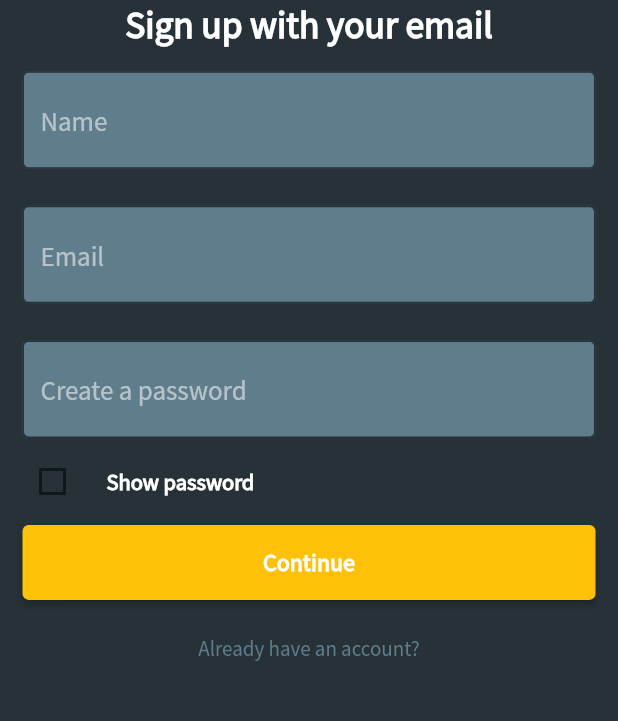
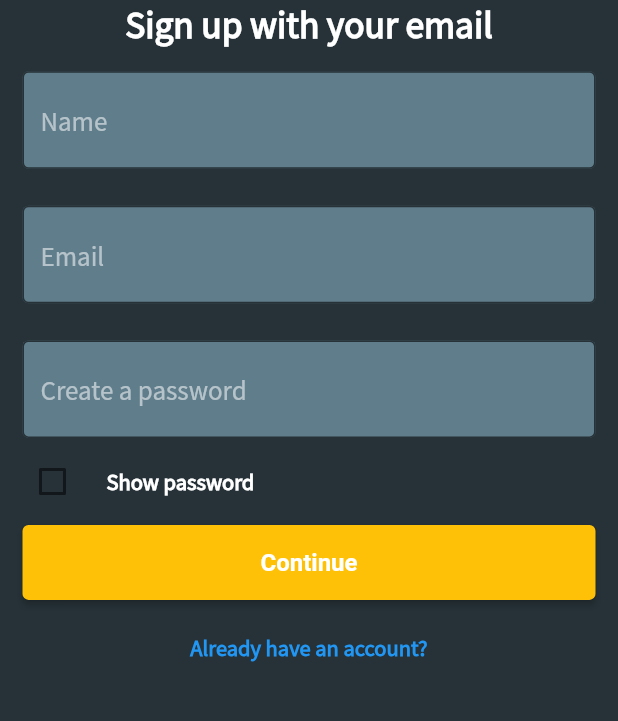
Before and after one commit to krshnknsr21/PrimeVideoClone, a Flutter app: the screen it shows after launch, on a phone screen of 412 x 824 dp, the part 150-871 px from its top. Run offline on Flutter 3.47's test engine with Material 2 defaults, Android fonts, the phone set to English and light mode, and no system bars.

Commit message:
Update signUpPage.dart

```diff
--- a/lib/Screens/signUpPage.dart
+++ b/lib/Screens/signUpPage.dart
@@ -161,7 +161,6 @@ class _SignupState extends State<Signup> {
                   title: const Text(
                     "Show password",
                     style: TextStyle(
-                      fontFamily: "SourceSansPro",
                       fontSize: 15,
                       fontWeight: FontWeight.bold,
                       color: Colors.white,
@@ -191,7 +190,6 @@ class _SignupState extends State<Signup> {
                           child: Text(
                             'Continue',
                             style: TextStyle(
-                              fontFamily: "SourceSansPro",
                               fontSize: 16.0,
                               fontWeight: FontWeight.bold,
                             ),
@@ -210,6 +208,11 @@ class _SignupState extends State<Signup> {
                   },
                   child: const Text(
                     "Already have an account?",
+                    style: TextStyle(
+                      color: Colors.blue,
+                      fontSize: 15.0,
+                      fontWeight: FontWeight.bold,
+                    ),
                   ),
                 ),
               ],
```
